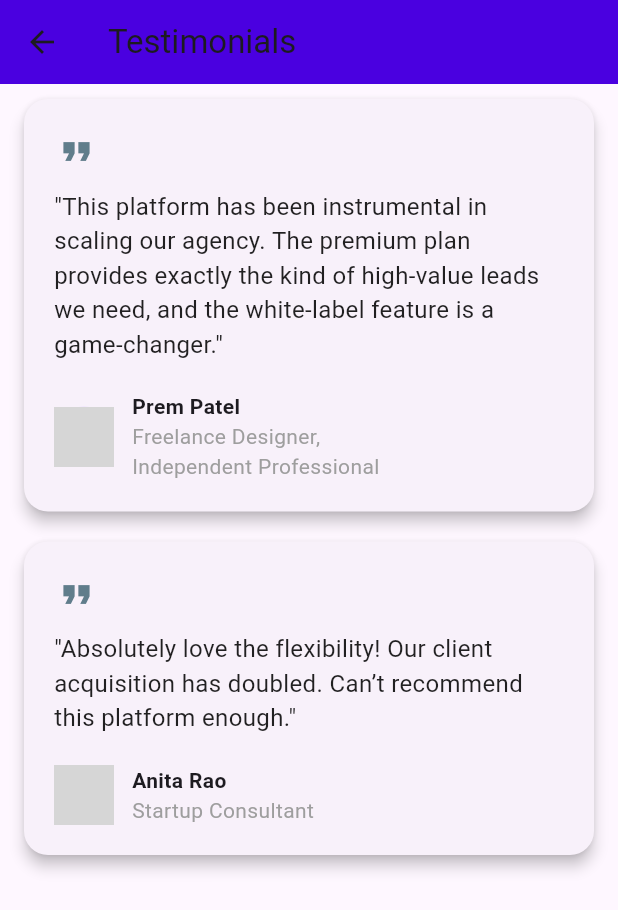
After one commit to abh1102/EarnProjects, a Flutter app: the TestimonialScreen screen opened directly, on a phone screen of 412 x 824 dp. The commit adds this screen. Shown: the top 910 px of the screen. Run offline on Flutter 3.47's test engine with Material 3 defaults, Android fonts, the phone set to English and light mode, and no system bars; our stand-ins replace animated_text_kit, font_awesome_flutter, pinput, smooth_page_indicator, webview_flutter; network calls fail; grey boxes are pictures that could not be loaded.

Commit message:
added feedbacks,faq and social media links

```diff
--- /dev/null
+++ b/lib/Model/Testimonials.dart
@@ -0,0 +1,13 @@
+class Testimonial {
+  final String name;
+  final String role;
+  final String imageUrl;
+  final String feedback;
+
+  Testimonial({
+    required this.name,
+    required this.role,
+    required this.imageUrl,
+    required this.feedback,
+  });
+}
--- /dev/null
+++ b/lib/Screens/Testimonials/TestimonialsCards.dart
@@ -0,0 +1,53 @@
+import 'package:earnprojects/Screens/Testimonials/testimonials.dart';
+import 'package:flutter/material.dart';
+
+import '../../Model/Testimonials.dart';
+import '../Home/HomeScreen.dart';
+class TestimonialScreen extends StatelessWidget {
+
+  TestimonialScreen({super.key});
+
+  final List<Testimonial> testimonials = [
+    Testimonial(
+      name: "Prem Patel",
+      role: "Freelance Designer, \nIndependent Professional",
+      imageUrl: "https://i.pravatar.cc/150?img=3", // placeholder image
+      feedback:
+      "This platform has been instrumental in scaling our agency. The premium plan provides exactly the kind of high-value leads we need, and the white-label feature is a game-changer.",
+    ),
+    Testimonial(
+      name: "Anita Rao",
+      role: "Startup Consultant",
+      imageUrl: "https://i.pravatar.cc/150?img=5",
+      feedback:
+      "Absolutely love the flexibility! Our client acquisition has doubled. Can’t recommend this platform enough.",
+    ),
+    // Add more as needed
+  ];
+
+  @override
+  Widget build(BuildContext context) {
+    return Scaffold(
+      appBar: AppBar(
+        title: const Text("Testimonials"),
+        backgroundColor: const Color(0xFF4A00E0),
+        leading: IconButton(
+          icon: const Icon(Icons.arrow_back),
+          onPressed: () {
+            // Replace current screen with MainContainerScreen
+            Navigator.pushReplacement(
+              context,
+              MaterialPageRoute(builder: (context) => const MainContainerScreen()),
+            );
+          },
+        ),
+      ),
+      body: ListView.builder(
+        itemCount: testimonials.length,
+        itemBuilder: (context, index) {
+          return TestimonialCard(testimonial: testimonials[index]);
+        },
+      ),
+    );
+  }
+}
--- /dev/null
+++ b/lib/Screens/Testimonials/testimonials.dart
@@ -0,0 +1,55 @@
+import 'package:flutter/material.dart';
+
+import '../../Model/Testimonials.dart';
+
+class TestimonialCard extends StatelessWidget {
+  final Testimonial testimonial;
+
+  const TestimonialCard({super.key, required this.testimonial});
+
+  @override
+  Widget build(BuildContext context) {
+    return Card(
+      margin: const EdgeInsets.symmetric(vertical: 10, horizontal: 16),
+      shape: RoundedRectangleBorder(borderRadius: BorderRadius.circular(16)),
+      elevation: 4,
+      child: Padding(
+        padding: const EdgeInsets.all(20),
+        child: Column(
+          crossAxisAlignment: CrossAxisAlignment.start,
+          children: [
+            const Icon(Icons.format_quote, size: 30, color: Colors.blueGrey),
+            const SizedBox(height: 10),
+            Text(
+              '"${testimonial.feedback}"',
+              style: const TextStyle(fontSize: 16, color: Colors.black87),
+            ),
+            const SizedBox(height: 20),
+            Row(
+              children: [
+                CircleAvatar(
+                  backgroundImage: NetworkImage(testimonial.imageUrl),
+                  radius: 20,
+                ),
+                const SizedBox(width: 12),
+                Column(
+                  crossAxisAlignment: CrossAxisAlignment.start,
+                  children: [
+                    Text(
+                      testimonial.name,
+                      style: const TextStyle(fontWeight: FontWeight.bold),
+                    ),
+                    Text(
+                      testimonial.role,
+                      style: const TextStyle(color: Colors.grey),
+                    ),
+                  ],
+                ),
+              ],
+            )
+          ],
+        ),
+      ),
+    );
+  }
+}
--- a/pubspec.yaml
+++ b/pubspec.yaml
@@ -37,8 +37,10 @@ dependencies:
   cupertino_icons: ^1.0.8
   animated_text_kit: ^4.2.3
   pinput: ^5.0.1
+  font_awesome_flutter: ^10.8.0
   smooth_page_indicator: ^1.2.1
   url_launcher: ^6.3.1
+  webview_flutter: ^4.10.0
 dev_dependencies:
   flutter_test:
     sdk: flutter
```
Also changed, not shown: lib/Screens/Drawer/Drawer.dart (+30 -3 lines), lib/Screens/Faq/faq.dart (added, +132 -0 lines), lib/Screens/Home/WebView.dart (added, +54 -0 lines), lib/Screens/Home/homepage2.dart (+93 -0 lines), pubspec.lock, 1 other file.
